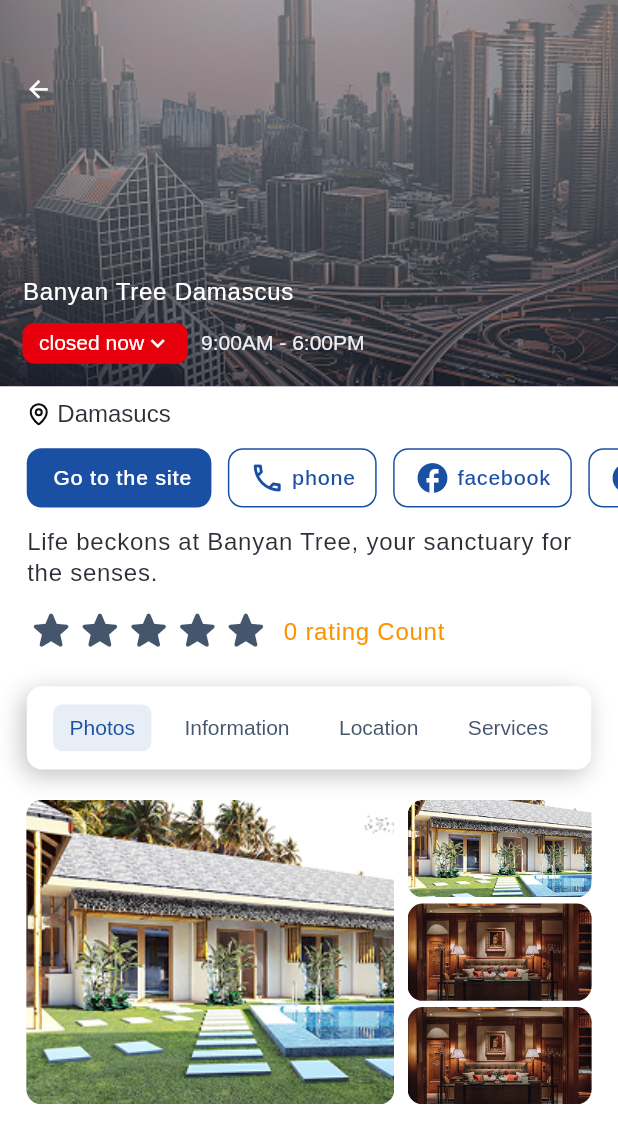
After one commit to llill-dev/lawaen-mobile-app, a Flutter app: the CategoryDetailsScreen screen opened by its route, after a tap on "Dr.Rama Rama", on a phone screen of 412 x 824 dp. The commit adds this screen. Shown: the top 1143 px of the screen. Run offline on Flutter 3.47's test engine with Material 3 defaults, Android fonts, the phone set to English and light mode, and no system bars; our stand-ins replace auto_route, auto_size_text, cached_network_image, connectivity_plus, dio, easy_localization and 16 more; accounts and stored records are empty; generated files the repository leaves out were written again; project files that could hold a hidden picture were left out.

Commit message:
worked on category item details screen

```diff
--- a/lib/app/resources/assets_manager.dart
+++ b/lib/app/resources/assets_manager.dart
@@ -10,6 +10,8 @@ class ImageManager {
   static const String map = "${imagePath}map.jpg";
   static const String place = "${imagePath}place.png";
   static const String cat = "${imagePath}cat.png";
+  static const String catItem = "${imagePath}cat_item.png";
+  static const String itmePhoto = "${imagePath}item_photo.png";
 }
 
 class IconManager {
--- a/lib/app/resources/color_manager.dart
+++ b/lib/app/resources/color_manager.dart
@@ -9,12 +9,14 @@ abstract class ColorManager {
   static const lightGrey = Color(0xFFECEEF2);
   static const orange = Color(0xFFFB9400);
   static const green = Color(0xff7BBF33);
+  static const red = Color(0xffE7000B);
   static const borderColor = Color(0xffE2E8F0);
   static const notificationBorderColor = Color(0xffBEDBFF);
   static const reatingAvaterColor = Color(0xFFFFFCDA);
   static const homeAppBarGradient = [Color(0xFF1A50A4), Color(0xFF155DFC)];
   static const wheatherUpGradient = [Color(0xFF1754E8), Color(0xFFD9D9D9)];
   static const wheatherDownGradient = [Color(0xFF373333), Color(0xFFffffff)];
+  static const categoryItemDetailsGradinet = Color(0xff0F172B);
   static const _primarySwatch = {
     50: Color(0xFFE8EEFA),
     100: Color(0xFFDBEAFE),
--- a/lib/app/routes/router.dart
+++ b/lib/app/routes/router.dart
@@ -16,5 +16,6 @@ class AppRouter extends RootStackRouter {
     AutoRoute(page: NotificationDetailsRoute.page),
     AutoRoute(page: CategoryRoute.page),
     AutoRoute(page: CategoryDetailsRoute.page),
+    AutoRoute(page: CategoryItemDetialsRoute.page),
   ];
 }
--- /dev/null
+++ b/lib/features/home/presentation/views/category_item_detials_screen.dart
@@ -0,0 +1,65 @@
+import 'package:auto_route/auto_route.dart';
+import 'package:flutter/material.dart';
+import 'package:flutter_screenutil/flutter_screenutil.dart';
+import 'package:lawaen/app/core/utils/functions.dart';
+import 'package:lawaen/app/resources/assets_manager.dart';
+
+import 'widgets/category_item_details/basic_info_section.dart';
+import 'widgets/category_item_details/headr_image_section.dart';
+import 'widgets/category_item_details/info_section.dart';
+import 'widgets/category_item_details/loctaion_item_section.dart';
+import 'widgets/category_item_details/photos_section.dart';
+import 'widgets/category_item_details/section_selector.dart';
+
+@RoutePage()
+class CategoryItemDetialsScreen extends StatefulWidget {
+  const CategoryItemDetialsScreen({super.key});
+
+  @override
+  State<CategoryItemDetialsScreen> createState() => _CategoryItemDetialsScreenState();
+}
+
+class _CategoryItemDetialsScreenState extends State<CategoryItemDetialsScreen> {
+  int selectedIndex = 0;
+  final List<String> sections = ["Photos", "Information", "Location", "Services"];
+
+  @override
+  Widget build(BuildContext context) {
+    return Scaffold(
+      extendBodyBehindAppBar: true,
+      body: CustomScrollView(
+        clipBehavior: Clip.none,
+        slivers: [
+          const HeaderImageSection(),
+          buildSpace(height: 8.h),
+          const BasicInfoSection(),
+          buildSpace(),
+          SectionSelector(
+            sections: sections,
+            selectedIndex: selectedIndex,
+            onSectionSelected: (index) => setState(() => selectedIndex = index),
+          ),
+          buildSpace(),
+          SliverToBoxAdapter(
+            child: Padding(
+              padding: EdgeInsets.symmetric(horizontal: 16.w),
+              child: IndexedStack(
+                index: selectedIndex,
+                children: const [
+                  PhotosSection(
+                    photos: [ImageManager.itmePhoto, ImageManager.place, ImageManager.place],
+                    mainPhoto: ImageManager.itmePhoto,
+                    maxDisplayPhotos: 3,
+                  ),
+                  InfoSection(),
+                  LocationItemSection(),
+                  // ServicesSection(),
+                ],
+              ),
+            ),
+          ),
+        ],
+      ),
+    );
+  }
+}
--- a/lib/features/home/presentation/views/widgets/category_details/category_info_list.dart
+++ b/lib/features/home/presentation/views/widgets/category_details/category_info_list.dart
@@ -1,8 +1,10 @@
+import 'package:auto_route/auto_route.dart';
 import 'package:flutter/material.dart';
 import 'package:flutter_screenutil/flutter_screenutil.dart';
 import 'package:flutter_svg/flutter_svg.dart';
 import 'package:lawaen/app/extensions.dart';
 import 'package:lawaen/app/resources/assets_manager.dart';
+import 'package:lawaen/app/routes/router.gr.dart';
 
 import '../../../../../../app/resources/color_manager.dart';
 
@@ -15,7 +17,9 @@ class CategoryInofList extends StatelessWidget {
       itemCount: 4,
       separatorBuilder: (context, index) => 10.verticalSpace,
       itemBuilder: (context, index) {
-        return Container(
+        return GestureDetector(
+          onTap: () => context.router.push(CategoryItemDetialsRoute()),
+          child: Container(
             padding: EdgeInsets.symmetric(horizontal: 12.w, vertical: 8.h),
             decoration: BoxDecoration(
               border: Border.all(color: ColorManager.borderColor),
@@ -56,7 +60,8 @@ class CategoryInofList extends StatelessWidget {
                 ),
               ],
             ),
-        ).horizontalPadding(padding: 16.w);
+          ).horizontalPadding(padding: 16.w),
+        );
       },
     );
   }
--- /dev/null
+++ b/lib/features/home/presentation/views/widgets/category_item_details/basic_info_section.dart
@@ -0,0 +1,99 @@
+import 'package:flutter/material.dart';
+import 'package:flutter_screenutil/flutter_screenutil.dart';
+import 'package:flutter_svg/flutter_svg.dart';
+import 'package:lawaen/app/extensions.dart';
+import 'package:lawaen/app/resources/color_manager.dart';
+
+import '../../../../../../app/resources/assets_manager.dart';
+
+class BasicInfoSection extends StatelessWidget {
+  const BasicInfoSection({super.key});
+
+  @override
+  Widget build(BuildContext context) {
+    final stars = [
+      Icon(Icons.star_rounded, size: 32.r, color: ColorManager.darkGrey),
+      Icon(Icons.star_rounded, size: 32.r, color: ColorManager.darkGrey),
+      Icon(Icons.star_rounded, size: 32.r, color: ColorManager.darkGrey),
+      Icon(Icons.star_rounded, size: 32.r, color: ColorManager.darkGrey),
+      Icon(Icons.star_rounded, size: 32.r, color: ColorManager.darkGrey),
+    ];
+
+    return SliverToBoxAdapter(
+      child: Column(
+        children: [
+          Row(
+            children: [
+              SvgPicture.asset(IconManager.location, color: ColorManager.black),
+              4.horizontalSpace,
+              Text("Damasucs", style: Theme.of(context).textTheme.headlineMedium),
+            ],
+          ),
+          12.verticalSpace,
+          SizedBox(
+            height: 0.12.sh * 0.4,
+            child: ListView(
+              clipBehavior: Clip.none,
+              scrollDirection: Axis.horizontal,
+              children: [
+                LinksItemDetials(info: "Go to the site"),
+                10.horizontalSpace,
+                LinksItemDetials(info: "phone", icon: Icons.phone_outlined),
+                10.horizontalSpace,
+                LinksItemDetials(info: "facebook", icon: Icons.facebook_outlined),
+                10.horizontalSpace,
+                LinksItemDetials(info: "facebook", icon: Icons.facebook_outlined),
+              ],
+            ),
+          ),
+          12.verticalSpace,
+          Text(
+            "Life beckons at Banyan Tree, your sanctuary for the senses.",
+            style: Theme.of(context).textTheme.labelMedium,
+          ),
+          12.verticalSpace,
+          Row(
+            children: [
+              Row(children: List.generate(stars.length, (index) => stars[index])),
+              8.horizontalSpace,
+              Text(
+                "0 rating Count",
+                style: Theme.of(context).textTheme.labelMedium?.copyWith(color: ColorManager.orange),
+              ),
+            ],
+          ),
+        ],
+      ).horizontalPadding(padding: 16.w),
+    );
+  }
+}
+
+class LinksItemDetials extends StatelessWidget {
+  final String info;
+  final IconData? icon;
+  const LinksItemDetials({super.key, required this.info, this.icon});
+
+  @override
+  Widget build(BuildContext context) {
+    return Container(
+      padding: EdgeInsets.symmetric(horizontal: 12.w, vertical: 6.h),
+      decoration: BoxDecoration(
+        color: icon != null ? ColorManager.white : ColorManager.primary,
+        borderRadius: BorderRadius.circular(10),
+        border: icon != null ? Border.all(color: ColorManager.primary) : null,
+      ),
+      child: Row(
+        children: [
+          if (icon != null) Icon(icon, color: ColorManager.primary),
+          4.horizontalSpace,
+          Text(
+            info,
+            style: Theme.of(
+              context,
+            ).textTheme.labelSmall?.copyWith(color: icon == null ? ColorManager.white : ColorManager.primary),
+          ),
+        ],
+      ),
+    );
+  }
+}
--- /dev/null
+++ b/lib/features/home/presentation/views/widgets/category_item_details/headr_image_section.dart
@@ -0,0 +1,81 @@
+import 'package:auto_route/auto_route.dart';
+import 'package:flutter/material.dart';
+import 'package:flutter_screenutil/flutter_screenutil.dart';
+import 'package:lawaen/app/resources/color_manager.dart';
+
+import '../../../../../../app/resources/assets_manager.dart';
+
+class HeaderImageSection extends StatelessWidget {
+  const HeaderImageSection({super.key});
+
+  @override
+  Widget build(BuildContext context) {
+    return SliverToBoxAdapter(
+      child: Stack(
+        children: [
+          Container(
+            decoration: BoxDecoration(
+              gradient: LinearGradient(
+                colors: [
+                  ColorManager.categoryItemDetailsGradinet.withValues(alpha: 0.5),
+                  ColorManager.categoryItemDetailsGradinet.withValues(alpha: 0.7),
+                  ColorManager.categoryItemDetailsGradinet,
+                ],
+                begin: Alignment.topCenter,
+                end: Alignment.bottomCenter,
+              ),
+            ),
+            child: AspectRatio(
+              aspectRatio: 16 / 10,
+              child: Image.asset(ImageManager.catItem, fit: BoxFit.cover, width: double.infinity),
+            ),
+          ),
+          Positioned(
+            top: 50.h,
+            left: 15.w,
+            child: GestureDetector(
+              onTap: () => context.pop(),
+              child: Icon(Icons.arrow_back, color: ColorManager.white, size: 18.r),
+            ),
+          ),
+          Positioned(
+            bottom: 15,
+            left: 15,
+            child: Column(
+              crossAxisAlignment: CrossAxisAlignment.start,
+              children: [
+                Text(
+                  "Banyan Tree Damascus",
+                  style: Theme.of(context).textTheme.labelMedium?.copyWith(color: ColorManager.white),
+                ),
+                10.verticalSpace,
+                Row(
+                  children: [
+                    Container(
+                      padding: EdgeInsets.symmetric(horizontal: 10.w, vertical: 4.h),
+                      decoration: BoxDecoration(color: ColorManager.red, borderRadius: BorderRadius.circular(8)),
+                      child: Row(
+                        children: [
+                          Text(
+                            "closed now",
+                            style: Theme.of(context).textTheme.headlineSmall?.copyWith(color: ColorManager.white),
+                          ),
+                          Icon(Icons.keyboard_arrow_down, color: ColorManager.white, size: 18.r),
+                        ],
+                      ),
+                    ),
+                    8.horizontalSpace,
+                    Text(
+                      "9:00AM - 6:00PM",
+                      style: Theme.of(context).textTheme.headlineSmall?.copyWith(color: ColorManager.lightGrey),
+                    ),
+                  ],
+                ),
+              ],
+            ),
+          ),
+        ],
+      ),
+    );
+  }
+}
--- /dev/null
+++ b/lib/features/home/presentation/views/widgets/category_item_details/info_section.dart
@@ -0,0 +1,92 @@
+import 'package:flutter/material.dart';
+import 'package:flutter_screenutil/flutter_screenutil.dart';
+import 'package:flutter_svg/svg.dart';
+import 'package:lawaen/app/extensions.dart';
+import 'package:lawaen/app/resources/assets_manager.dart';
+
+import '../../../../../../app/resources/color_manager.dart';
+
+class InfoSection extends StatelessWidget {
+  const InfoSection({super.key});
+
+  @override
+  Widget build(BuildContext context) {
+    return Column(
+      children: [
+        Container(
+          padding: EdgeInsets.all(24.w),
+          decoration: _buildBoxDecoration(),
+          child: Column(
+            crossAxisAlignment: CrossAxisAlignment.start,
+            children: [
+              Text("About", style: Theme.of(context).textTheme.headlineLarge),
+              10.verticalSpace,
+              Text(
+                "Life beckons at Banyan Tree, your sanctuary for the senses. Nestled in the heart of Bluewaters Island, our resort offers unparalleled views of the Arabian Gulf. Experience world-class hospitality with state-of-the-art facilities and exceptional service.",
+                style: Theme.of(context).textTheme.headlineMedium,
+              ),
+            ],
+          ),
+        ),
+
+        20.verticalSpace,
+
+        Container(
+          padding: EdgeInsets.all(24.w),
+          decoration: _buildBoxDecoration(),
+          child: Column(
+            children: [
+              InfoItem(),
+              12.verticalSpace,
+              InfoItem(),
+              12.verticalSpace,
+              InfoItem(),
+              12.verticalSpace,
+              InfoItem(),
+            ],
+          ),
+        ),
+      ],
+    ).horizontalPadding(padding: 16.w);
+  }
+
+  BoxDecoration _buildBoxDecoration() {
+    return BoxDecoration(
+      color: ColorManager.white,
+      borderRadius: BorderRadius.circular(10),
+      border: Border.all(color: ColorManager.primary),
+      boxShadow: [BoxShadow(color: ColorManager.black.withValues(alpha: .25), blurRadius: 4, offset: Offset(0, 4))],
+    );
+  }
+}
+
+class InfoItem extends StatelessWidget {
+  const InfoItem({super.key});
+
+  @override
+  Widget build(BuildContext context) {
+    return Row(
+      crossAxisAlignment: CrossAxisAlignment.start,
+      children: [
+        Container(
+          padding: EdgeInsets.symmetric(vertical: 8.h, horizontal: 12.w),
+          decoration: BoxDecoration(color: ColorManager.primarySwatch[100], borderRadius: BorderRadius.circular(10)),
+          child: SvgPicture.asset(IconManager.location, color: ColorManager.primary, width: 20.w, height: 20.h),
+        ),
+        15.horizontalSpace,
+        Expanded(
+          child: Column(
+            crossAxisAlignment: CrossAxisAlignment.start,
+            children: [
+              Text("Opening Hours", style: Theme.of(context).textTheme.headlineMedium),
+              4.verticalSpace,
+              Text("09:00 AM - 06:00 PM", style: Theme.of(context).textTheme.headlineMedium),
+              4.verticalSpace,
+              Text("Monday - Sunday", style: Theme.of(context).textTheme.headlineSmall),
+            ],
+          ),
+        ),
+      ],
+    );
+  }
+}
--- /dev/null
+++ b/lib/features/home/presentation/views/widgets/category_item_details/loctaion_item_section.dart
@@ -0,0 +1,33 @@
+import 'package:flutter/material.dart';
+import 'package:flutter_screenutil/flutter_screenutil.dart';
+import 'package:flutter_svg/svg.dart';
+import 'package:lawaen/app/core/widgets/primary_button.dart';
+import 'package:lawaen/app/extensions.dart';
+import 'package:lawaen/app/resources/assets_manager.dart';
+
+import '../../../../../../app/resources/color_manager.dart';
+
+class LocationItemSection extends StatelessWidget {
+  const LocationItemSection({super.key});
+
+  @override
+  Widget build(BuildContext context) {
+    return Container(
+      padding: EdgeInsets.all(24.w),
+      decoration: BoxDecoration(
+        color: ColorManager.primarySwatch[200],
+        borderRadius: BorderRadius.circular(10),
+        boxShadow: [BoxShadow(color: ColorManager.black.withValues(alpha: .25), blurRadius: 4, offset: Offset(0, 4))],
+      ),
+      child: Column(
+        children: [
+          SvgPicture.asset(IconManager.location, color: ColorManager.primary, width: 50.w, height: 50.h),
+          15.verticalSpace,
+          Text("Damascus Bluewaters Island", style: Theme.of(context).textTheme.headlineMedium),
+          15.verticalSpace,
+          PrimaryButton(text: "open in map"),
+        ],
+      ),
+    ).horizontalPadding(padding: 16.w);
+  }
+}
--- /dev/null
+++ b/lib/features/home/presentation/views/widgets/category_item_details/photos_section.dart
@@ -0,0 +1,79 @@
+import 'package:flutter/material.dart';
+import 'package:flutter_screenutil/flutter_screenutil.dart';
+import 'package:lawaen/app/resources/color_manager.dart';
+
+class PhotosSection extends StatelessWidget {
+  final List<String> photos;
+  final String mainPhoto;
+  final int maxDisplayPhotos;
+
+  const PhotosSection({super.key, required this.photos, required this.mainPhoto, this.maxDisplayPhotos = 3});
+
+  @override
+  Widget build(BuildContext context) {
+    if (photos.isEmpty) return const SizedBox();
+
+    return Row(
+      crossAxisAlignment: CrossAxisAlignment.start,
+      children: [
+        Expanded(
+          flex: 2,
+          child: SizedBox(
+            height: 200.h,
+            child: ClipRRect(
+              borderRadius: BorderRadius.circular(10.r),
+              child: Image.asset(mainPhoto, fit: BoxFit.cover, width: double.infinity),
+            ),
+          ),
+        ),
+
+        8.horizontalSpace,
+        Expanded(
+          flex: 1,
+          child: SizedBox(
+            height: 200.h,
+            child: Column(children: _buildPhotoColumnWithMoreIndicator(context)),
+          ),
+        ),
+      ],
+    );
+  }
+
+  List<Widget> _buildPhotoColumnWithMoreIndicator(BuildContext context) {
+    List<Widget> columnChildren = [];
+    int displayCount = photos.length > maxDisplayPhotos ? maxDisplayPhotos - 1 : photos.length;
+
+    for (int i = 0; i < displayCount; i++) {
+      columnChildren.add(
+        Expanded(
+          child: ClipRRect(
+            borderRadius: BorderRadius.circular(10.r),
+            child: Image.asset(photos[i], fit: BoxFit.cover, width: double.infinity),
+          ),
+        ),
+      );
+
+      if (i < displayCount - 1) {
+        columnChildren.add(4.verticalSpace);
+      }
+    }
+    if (photos.length > maxDisplayPhotos) {
+      if (displayCount > 0) {
+        columnChildren.add(4.verticalSpace);
+      }
+
+      columnChildren.add(
+        Expanded(
+          child: Container(
+            decoration: BoxDecoration(borderRadius: BorderRadius.circular(10.r), color: ColorManager.lightGrey),
+            child: Center(
+              child: Text('+${photos.length - displayCount}', style: Theme.of(context).textTheme.labelMedium),
+            ),
+          ),
+        ),
+      );
+    }
+
+    return columnChildren;
+  }
+}
--- /dev/null
+++ b/lib/features/home/presentation/views/widgets/category_item_details/section_selector.dart
@@ -0,0 +1,71 @@
+import 'package:flutter/material.dart';
+import 'package:flutter_screenutil/flutter_screenutil.dart';
+import 'package:lawaen/app/extensions.dart';
+import 'package:lawaen/app/resources/color_manager.dart';
+
+class SectionSelector extends StatelessWidget {
+  final List<String> sections;
+  final int selectedIndex;
+  final ValueChanged<int> onSectionSelected;
+
+  const SectionSelector({
+    super.key,
+    required this.sections,
+    required this.selectedIndex,
+    required this.onSectionSelected,
+  });
+
+  @override
+  Widget build(BuildContext context) {
+    return SliverToBoxAdapter(
+      child: Container(
+        padding: EdgeInsets.symmetric(horizontal: 16.w, vertical: 12.h),
+        decoration: BoxDecoration(
+          color: ColorManager.white,
+          borderRadius: BorderRadius.circular(10.r),
+          boxShadow: [
+            BoxShadow(color: ColorManager.black.withValues(alpha: .25), blurRadius: 13, offset: const Offset(-3, 4)),
+          ],
+        ),
+        child: Row(
+          mainAxisAlignment: MainAxisAlignment.spaceBetween,
+          children: List.generate(sections.length, (index) {
+            return _SectionItem(
+              title: sections[index],
+              isSelected: index == selectedIndex,
+              onTap: () => onSectionSelected(index),
+            );
+          }),
+        ),
+      ).horizontalPadding(padding: 16.w),
+    );
+  }
+}
+
+class _SectionItem extends StatelessWidget {
+  final String title;
+  final bool isSelected;
+  final VoidCallback onTap;
+
+  const _SectionItem({required this.title, required this.isSelected, required this.onTap});
+
+  @override
+  Widget build(BuildContext context) {
+    return GestureDetector(
+      onTap: onTap,
+      child: Container(
+        padding: EdgeInsets.symmetric(horizontal: 10.w, vertical: 6.h),
+        decoration: BoxDecoration(
+          color: isSelected ? ColorManager.primary.withValues(alpha: 0.1) : ColorManager.white,
+          borderRadius: BorderRadius.circular(6.r),
+        ),
+        child: Text(
+          title,
+          style: Theme.of(
+            context,
+          ).textTheme.headlineSmall?.copyWith(color: isSelected ? ColorManager.primary : ColorManager.darkGrey),
+        ),
+      ),
+    );
+  }
+}
```
Also changed, not shown: assets/images/cat_item.png (added), assets/images/item_photo.png (added), lib/app/routes/router.gr.dart. Lines whose indentation alone changed are shown as unchanged.
